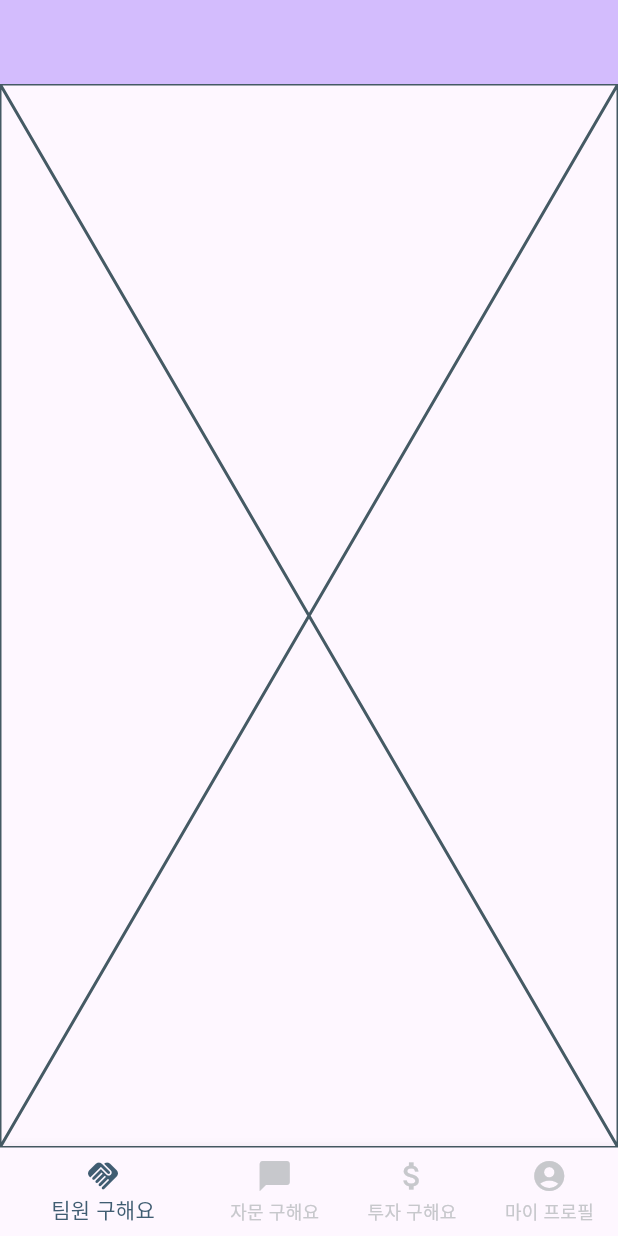
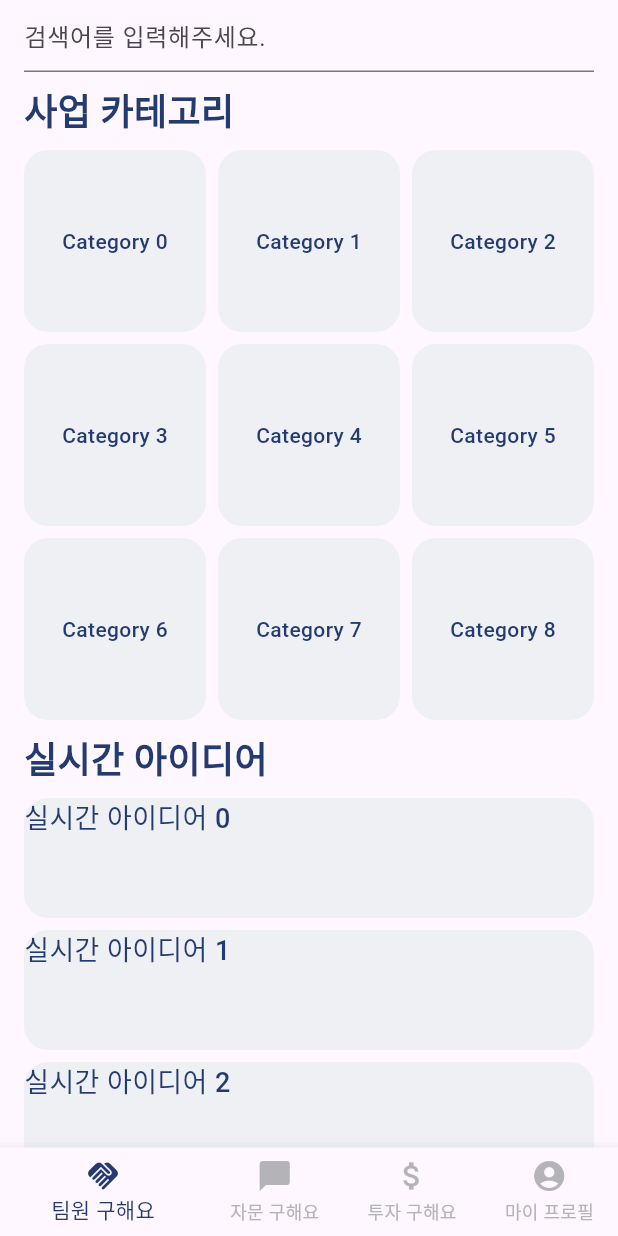
Before and after one commit to jaekyung-you/bring, a Flutter app: the screen it shows after launch, on a phone screen of 412 x 824 dp. Run offline on Flutter 3.47's test engine with Material 3 defaults, Android fonts, the light colour scheme and no system bars; our stand-ins replace get; Roboto replaces fonts that are missing (Pretendard).

Commit message:
color theme 재설정

```diff
--- a/lib/const/theme.dart
+++ b/lib/const/theme.dart
@@ -1,15 +1,18 @@
 import 'dart:ui';
 
 class BringColor {
-  static const primaryNavy = Color(0xff405D72);
+
+  static const primaryNavy = Color(0xff233B6E);
   static const navy01 = Color(0xff201E43);
+  static const navy02 = Color(0xff1C3879);
+  static const navy03 = Color(0xff415F9D);
+  static const navy04 = Color(0xff607EAA);
 
-  static const primaryGrey = Color(0xff758694);
-  static const grey01 = Color(0xffB4B4B8);
-  static const grey02 = Color(0xffC7C8CC);
-
-  static const primaryBeige = Color(0xffF7E7DC);
+  static const primaryGrey = Color(0xffEFF0F4);
+  static const grey02 = Color(0xffB4B4B8);
+  static const grey03 = Color(0xffB4B4B4);
+  static const grey04 = Color(0xffd4d4d4);
+  static const grey05 = Color(0xffD3D6DB);
 
   static const primaryWhite = Color(0xfffff8f3);
-
 }
--- a/lib/main.dart
+++ b/lib/main.dart
@@ -2,7 +2,7 @@
 import 'package:bring/consult_business/screens/consult_business_main_screen.dart';
 import 'package:bring/funding_request/screens/funding_request_main_screen.dart';
 import 'package:bring/my_profile/screens/my_profile_main_screen.dart';
-import 'package:bring/partner_search/widgets/partner_search_main_screen.dart';
+import 'package:bring/partner_search/screens/partner_search_main_screen.dart';
 import 'package:flutter/material.dart';
 import 'package:get/get.dart';
 
@@ -50,9 +50,6 @@
   @override
   Widget build(BuildContext context) {
     return Scaffold(
-      appBar: AppBar(
-        backgroundColor: Theme.of(context).colorScheme.inversePrimary,
-      ),
       bottomNavigationBar: bottomNavBar(),
       body: screens.elementAt(selectedIndex),
     );
--- /dev/null
+++ b/lib/partner_search/screens/partner_search_main_screen.dart
@@ -0,0 +1,41 @@
+import 'package:flutter/material.dart';
+
+import '../../const/app_config.dart';
+import '../widgets/partner_search_category_widget.dart';
+import '../widgets/partner_search_realtime_idea_list.dart';
+
+class PartnerSearchMainScreen extends StatefulWidget {
+  const PartnerSearchMainScreen({super.key});
+
+  @override
+  State<PartnerSearchMainScreen> createState() => _PartnerSearchMainScreenState();
+}
+
+class _PartnerSearchMainScreenState extends State<PartnerSearchMainScreen> {
+  @override
+  Widget build(BuildContext context) {
+    return SafeArea(
+      child: Scaffold(
+        body: Padding(
+          padding: const EdgeInsets.symmetric(horizontal: AppConfig.innerPadding),
+          child: SingleChildScrollView(
+            child: Column(
+              children: [
+                searchTextField(),
+                PartnerSearchCategoryWidget(),
+                PartnerSearchRealtimeIdeaList(),
+              ],
+            ),
+          ),
+        ),
+      ),
+    );
+  }
+
+  Widget searchTextField() {
+    return TextField(
+      decoration: InputDecoration(hintText: '검색어를 입력해주세요.'),
+
+    );
+  }
+}
--- /dev/null
+++ b/lib/partner_search/widgets/partner_search_category_widget.dart
@@ -0,0 +1,48 @@
+import 'package:bring/const/app_config.dart';
+import 'package:bring/const/theme.dart';
+import 'package:flutter/material.dart';
+
+class PartnerSearchCategoryWidget extends StatelessWidget {
+  const PartnerSearchCategoryWidget({super.key});
+
+  @override
+  Widget build(BuildContext context) {
+    return Column(
+      crossAxisAlignment: CrossAxisAlignment.start,
+      children: [
+        Padding(
+          padding: const EdgeInsets.symmetric(vertical: AppConfig.contentPadding),
+          child: Text(
+            '사업 카테고리',
+            style: TextStyle(fontWeight: FontWeight.w700, color: BringColor.primaryNavy, fontSize: 24),
+          ),
+        ),
+        GridView.builder(
+            physics: const NeverScrollableScrollPhysics(),
+            shrinkWrap: true,
+            gridDelegate: const SliverGridDelegateWithFixedCrossAxisCount(
+              crossAxisCount: 3,
+              mainAxisSpacing: AppConfig.contentPadding,
+              crossAxisSpacing: AppConfig.contentPadding,
+            ),
+            itemCount: 9,
+            itemBuilder: (context, index) {
+              return Container(
+                alignment: Alignment.center,
+                decoration: BoxDecoration(
+                  borderRadius: BorderRadius.circular(AppConfig.borderRadiusMain),
+                  color: BringColor.primaryGrey,
+                ),
+                child: Text(
+                  'Category ${index}',
+                  style: TextStyle(
+                    color: BringColor.primaryNavy,
+                    fontWeight: FontWeight.w500,
+                  ),
+                ),
+              );
+            }),
+      ],
+    );
+  }
+}
--- a/lib/partner_search/widgets/partner_search_main_screen.dart
+++ /dev/null
@@ -1,15 +0,0 @@
-import 'package:flutter/material.dart';
-
-class PartnerSearchMainScreen extends StatefulWidget {
-  const PartnerSearchMainScreen({super.key});
-
-  @override
-  State<PartnerSearchMainScreen> createState() => _PartnerSearchMainScreenState();
-}
-
-class _PartnerSearchMainScreenState extends State<PartnerSearchMainScreen> {
-  @override
-  Widget build(BuildContext context) {
-    return const Placeholder();
-  }
-}
--- /dev/null
+++ b/lib/partner_search/widgets/partner_search_realtime_idea_list.dart
@@ -0,0 +1,43 @@
+import 'package:flutter/material.dart';
+import '../../const/app_config.dart';
+import '../../const/theme.dart';
+
+class PartnerSearchRealtimeIdeaList extends StatelessWidget {
+  const PartnerSearchRealtimeIdeaList({super.key});
+
+  @override
+  Widget build(BuildContext context) {
+    return Column(
+      crossAxisAlignment: CrossAxisAlignment.start,
+      children: [
+        Padding(
+          padding: const EdgeInsets.symmetric(vertical: AppConfig.contentPadding),
+          child: Text(
+            '실시간 아이디어',
+            style: TextStyle(fontWeight: FontWeight.w700, color: BringColor.primaryNavy, fontSize: 24),
+          ),
+        ),
+        ListView.separated(
+            shrinkWrap: true,
+            physics: const NeverScrollableScrollPhysics(),
+            itemCount: 10,
+            separatorBuilder: (context, index) {
+              return SizedBox(height: 8);
+            },
+            itemBuilder: (context, index) {
+              return Container(
+                height: 80,
+                decoration: BoxDecoration(
+                  color: BringColor.primaryGrey,
+                  borderRadius: BorderRadius.circular(AppConfig.borderRadiusMain),
+                ),
+                child: Text(
+                  '실시간 아이디어 ${index}',
+                  style: TextStyle(fontSize: 18, fontWeight: FontWeight.w500, color: BringColor.primaryNavy),
+                ),
+              );
+            })
+      ],
+    );
+  }
+}
```
